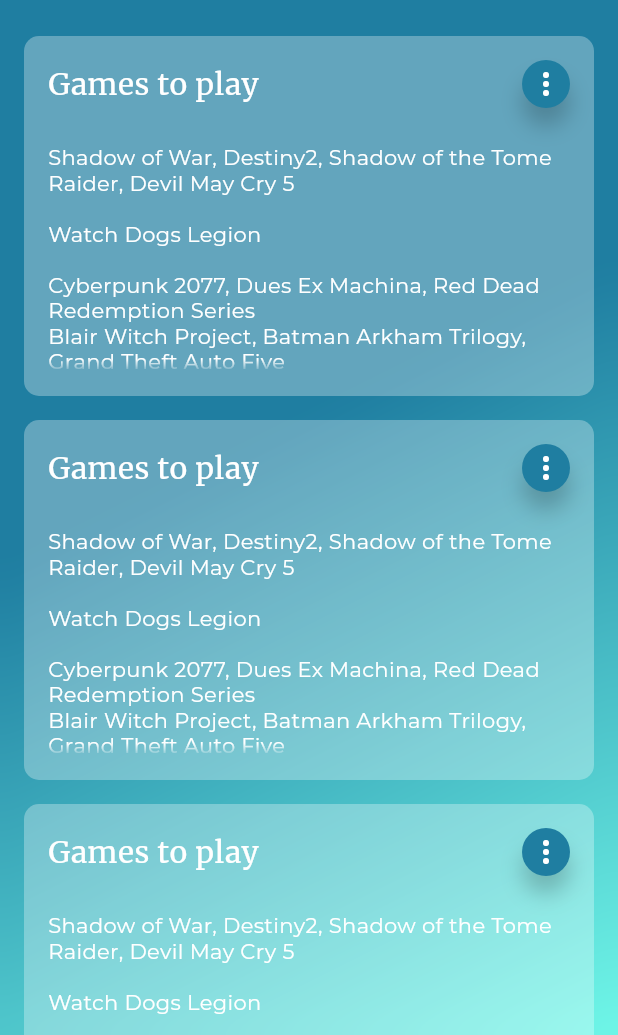
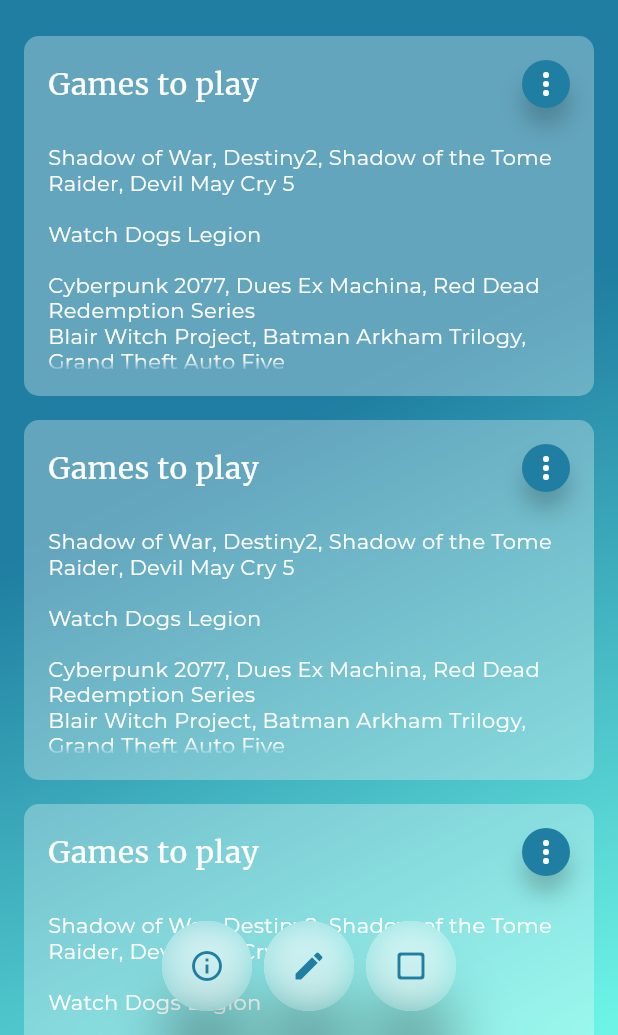
Before and after one commit to coffeekillsbugs/notable, a Flutter app: the screen it shows after launch, on a phone screen of 412 x 824 dp, the part 201-1236 px from its top. Run offline on Flutter 3.47's test engine with Material 2 defaults, Android fonts, the phone set to English and light mode, and no system bars.

Commit message:
ADDITIONS Assets -> 2 image assets
Screens
-> info
-> new note
-> new todo

Widgets
-> FAB blur
-> gradient background

UPDATES

Screens
-> Info : Created 'Info' screen, addele url elements.

Other file updates.

```diff
--- a/lib/Screens/homepage.dart
+++ b/lib/Screens/homepage.dart
@@ -1,9 +1,10 @@
 import 'dart:ui';
 
 import 'package:flutter/material.dart';
-import 'package:flutter_icons/flutter_icons.dart';
 
 import '../theme/colors.dart';
+import '../widgets/gradient_background.dart';
+import '../widgets/fab_blur.dart';
 
 class HomePage extends StatefulWidget {
   @override
@@ -15,28 +16,9 @@ class _HomePageState extends State<HomePage> {
   Widget build(BuildContext context) {
     return Stack(
       children: [
-        Container(
-          decoration: BoxDecoration(
-            gradient: LinearGradient(
-              begin: Alignment.center,
-              end: Alignment.bottomRight,
-              colors: [
-                AppColor.deepBlue,
-                AppColor.aquaBlue,
-              ],
-              stops: [
-                0.0,
-                1.0,
-              ],
-            ),
-          ),
-          child: BackdropFilter(
-            filter: ImageFilter.blur(sigmaX: 10.0, sigmaY: 10.0),
-            child: Container(
-              color: Colors.white.withOpacity(0),
-            ),
-          ),
-        ),
+        // >>> Gradient Background
+        GradientBackground(),
+        // >>> Scroll View
         CustomScrollView(
           physics: BouncingScrollPhysics(),
           slivers: [
@@ -57,14 +39,9 @@ class _HomePageState extends State<HomePage> {
                 background: Container(color: AppColor.deepBlue),
               ),
             ),
-            // SliverFillRemaining(
-            //   child: Center(
-            //     child: Material(color: Colors.transparent, child: Text('Notes', style: Theme.of(context).textTheme.headline6),),
-            //   ),
-            // ),
             SliverList(
-              delegate:
-                  SliverChildBuilderDelegate((BuildContext context, int index) {
+              delegate: SliverChildBuilderDelegate(
+                (BuildContext context, int index) {
                   return Padding(
                     padding:
                         EdgeInsets.symmetric(horizontal: 16.0, vertical: 8.0),
@@ -86,6 +63,7 @@ class _HomePageState extends State<HomePage> {
                               Text(
                                 'Games to play',
                                 textScaleFactor: 1.0,
+                                overflow: TextOverflow.fade,
                                 style: Theme.of(context).textTheme.headline6,
                               ),
                               Container(
@@ -102,7 +80,7 @@ class _HomePageState extends State<HomePage> {
                                   ],
                                 ),
                                 child: Icon(
-                                MaterialIcons.more_vert,
+                                  Icons.more_vert,
                                   size: 24.0,
                                   color: Colors.white,
                                 ),
@@ -125,9 +103,27 @@ class _HomePageState extends State<HomePage> {
                       ),
                     ),
                   );
-              }, childCount: 6,),
+                },
+                childCount: 6,
+              ),
             ),
           ],
+        ),
+        Align(
+          alignment: Alignment.bottomCenter,
+          child: Padding(
+            padding: EdgeInsets.all(16.0),
+            child: Row(
+              mainAxisAlignment: MainAxisAlignment.center,
+              children: [
+                FloatingActionButtonBlur(Icons.info_outline),
+                SizedBox(width: 8.0),
+                FloatingActionButtonBlur(Icons.edit),
+                SizedBox(width: 8.0),
+                FloatingActionButtonBlur(Icons.check_box_outline_blank_rounded),
+              ],
+            ),
+          ),
         ),
       ],
     );
--- a/lib/routes.dart
+++ b/lib/routes.dart
@@ -1,21 +1,23 @@
 import 'package:flutter/material.dart';
 
 import './screens/homepage.dart';
-import './screens/settings.dart';
+import './screens/info.dart';
+import './screens/new_note.dart';
+import './screens/new_todo.dart';
 
 Route<dynamic> generateRoute(RouteSettings settings) {
   switch (settings.name) {
     case '/':
       return MaterialPageRoute(builder: (context) => HomePage());
 
-    // case 'newNote':
-    //   return MaterialPageRoute(builder: (context) => NewNote());
+    case 'NewNote':
+      return MaterialPageRoute(builder: (context) => NewNoteScreen());
 
-    // case 'newTodo':
-    //   return MaterialPageRoute(builder: (context) => NewTodoScreen());
+    case 'NewTodo':
+      return MaterialPageRoute(builder: (context) => NewTodoScreen());
 
-    case 'settings':
-      return MaterialPageRoute(builder: (context) => SettingsScreen());
+    case 'Info':
+      return MaterialPageRoute(builder: (context) => InfoScreen());
 
     default:
       return MaterialPageRoute(builder: (context) => HomePage());
--- /dev/null
+++ b/lib/widgets/fab_blur.dart
@@ -0,0 +1,64 @@
+import 'dart:ui';
+
+import 'package:flutter/material.dart';
+import '../theme/colors.dart';
+
+class FloatingActionButtonBlur extends StatelessWidget {
+  final IconData kIcon;
+
+  FloatingActionButtonBlur(this.kIcon);
+
+  @override
+  Widget build(BuildContext context) {
+    return Container(
+      height: 60.0,
+      width: 60.0,
+      decoration: BoxDecoration(
+        // color: Colors.white.withOpacity(0.3),
+        borderRadius: BorderRadius.circular(30.0),
+        boxShadow: [
+          BoxShadow(
+            color: Colors.black.withOpacity(0.3),
+            offset: Offset(0.0, 48.0),
+            blurRadius: 32.0,
+          ),
+        ],
+      ),
+      child: ClipRRect(
+        borderRadius: BorderRadius.circular(30.0),
+        child: GestureDetector(
+          onTap: () {
+            if (kIcon == Icons.info_outline) {
+              Navigator.pushNamed(context, 'Info');
+            } else if (kIcon == Icons.edit) {
+              Navigator.pushNamed(context, 'NewNote');
+            } else if (kIcon == Icons.check_box_outline_blank_rounded) {
+              Navigator.pushNamed(context, 'NewTodo');
+            } else {
+              Navigator.pop(context);
+            }
+          },
+          child: Container(
+            decoration: BoxDecoration(
+              color: Colors.white54,
+            ),
+            child: BackdropFilter(
+              filter: ImageFilter.blur(
+                sigmaX: 10.0,
+                sigmaY: 10.0,
+              ),
+              child: Container(
+                child: Icon(
+                  kIcon,
+                  size: 24.0,
+                  color: AppColor.deepBlue,
+                  semanticLabel: 'Info',
+                ),
+              ),
+            ),
+          ),
+        ),
+      ),
+    );
+  }
+}
--- /dev/null
+++ b/lib/widgets/gradient_background.dart
@@ -0,0 +1,34 @@
+import 'dart:ui';
+
+import 'package:flutter/material.dart';
+
+import '../theme/colors.dart';
+
+class GradientBackground extends StatelessWidget {
+
+  @override
+  Widget build(BuildContext context) {
+    return Container(
+      decoration: BoxDecoration(
+        gradient: LinearGradient(
+          begin: Alignment.center,
+          end: Alignment.bottomRight,
+          colors: [
+            AppColor.deepBlue,
+            AppColor.aquaBlue,
+          ],
+          stops: [
+            0.0,
+            1.0,
+          ],
+        ),
+      ),
+      child: BackdropFilter(
+        filter: ImageFilter.blur(sigmaX: 10.0, sigmaY: 10.0),
+        child: Container(
+          color: Colors.white.withOpacity(0),
+        ),
+      ),
+    );
+  }
+}
```
Also changed, not shown: lib/Screens/info.dart (added, +183 -0 lines), lib/Screens/new_note.dart (added, +16 -0 lines), lib/Screens/new_todo.dart (added, +16 -0 lines), lib/Screens/settings.dart (deleted, +0 -19 lines), pubspec.yaml (+12 -15 lines), assets/images/donate.png (added), assets/images/sigma_symbol.png (added), pubspec.lock, 45 other files. Lines whose indentation alone changed are shown as unchanged.
